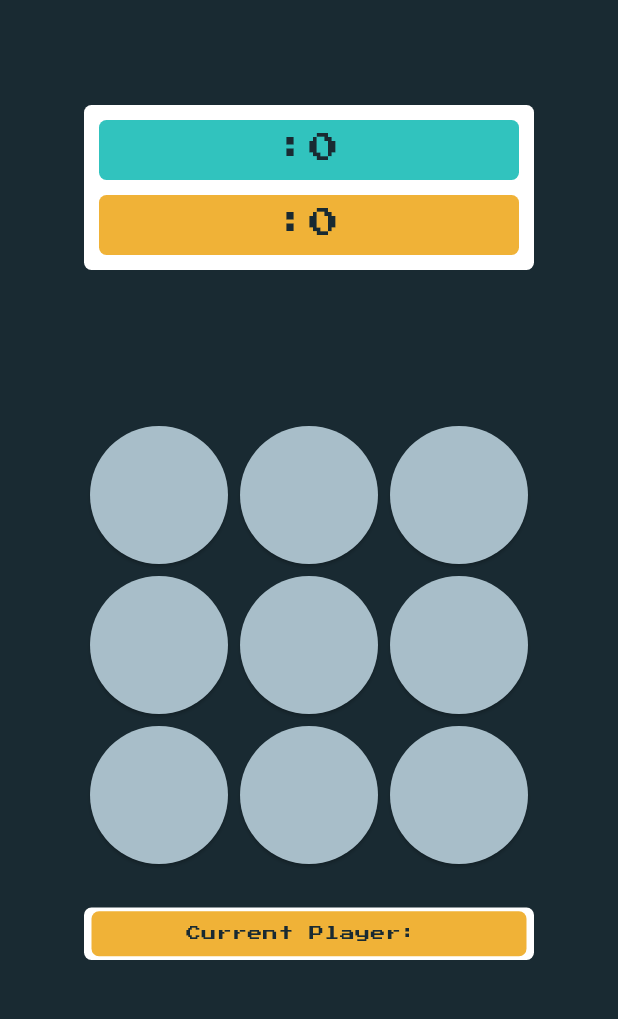
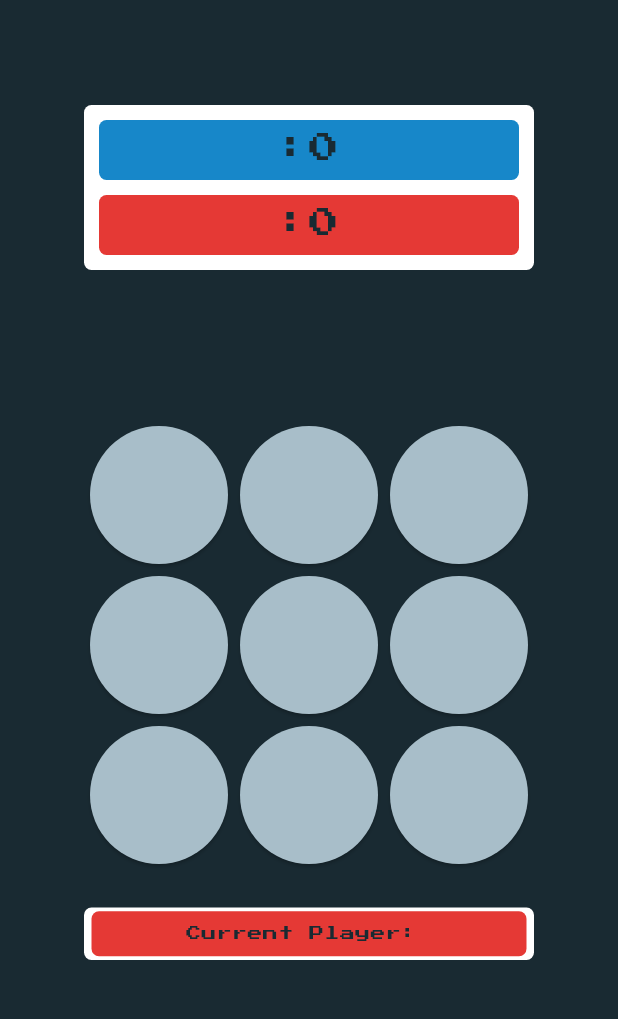
Before and after one commit to gelsonzeferino/tictactoe-Flutter, a Flutter app: the MainPage screen opened by its route, on a phone screen of 412 x 824 dp, the part 84-1103 px from its top. Run offline on Flutter 3.47's test engine with Material 3 defaults, Android fonts, the phone set to English and light mode, and no system bars; drawn by our look-alikes of google_mobile_ads; our stand-ins replace google_fonts, localization; network calls fail.

Commit message:
Atualização

```diff
--- a/lib/i18n/en_US.json
+++ b/lib/i18n/en_US.json
@@ -10,7 +10,7 @@
     "new-round": "New Round",
     "rematch-text":"Let's play one more game?",
     "new-round-text":"Let's play one more round?",
-    "no-winner":"No Winner",
+    "no-winner":"nowinner",
     "current-player":"Current Player: "
 
 }
--- a/lib/i18n/es_ES.json
+++ b/lib/i18n/es_ES.json
@@ -11,7 +11,6 @@
     "exit-button":"Salir",
     "rematch-text":"Juguemos un juego más?",
     "new-round-text":"Juguemos una ronda más?",
-    "no-winner":"Sin Ganador",
+    "no-winner":"nowinner",
     "current-player":"Jugador Actual: "
-
 }
--- a/lib/i18n/pt_BR.json
+++ b/lib/i18n/pt_BR.json
@@ -11,6 +11,7 @@
     "exit-button":"Sair",
     "rematch-text":"Vamos jogar mais uma partida?",
     "new-round-text":"Vamos jogar mais um Rodada?",
-    "no-winner":"Deu Velha",
+    "no-winner":"velha",
     "current-player":"Jogador da Vez: "
+
 }
--- a/lib/modules/home_page.dart
+++ b/lib/modules/home_page.dart
@@ -124,7 +124,6 @@ class _HomePageState extends State<HomePage> {
                       if (isLoaded) {
                         interstitialAd!.show();
                       }
-
                       Player.player1 = p1;
                       Player.player2 = p2;
                       Navigator.of(context).pushReplacementNamed('game_page');
--- a/lib/shared/Widgets/button_widget.dart
+++ b/lib/shared/Widgets/button_widget.dart
@@ -17,7 +17,7 @@ class ElevatedButtonWidget extends StatelessWidget {
   Widget build(BuildContext context) {
     return ElevatedButton(
       style: ElevatedButton.styleFrom(
-          primary: primary, shadowColor: AppColors.secondary, elevation: 5),
+          backgroundColor: primary, shadowColor: AppColors.secondary, elevation: 5),
       onPressed: onPressed,
       child: Text(text,
           style: const TextStyle(
--- a/lib/shared/Widgets/winner_widget.dart
+++ b/lib/shared/Widgets/winner_widget.dart
@@ -29,15 +29,15 @@ class WinnerWidget extends StatelessWidget {
           ListTile(
             title: Text.rich(
               TextSpan(
-                text: 'player'.i18n() + '\n' + '\n',
+                text: '${'player'.i18n()}\n\n',
                 style: (styleb),
                 children: [
-                  TextSpan(text: player + '\n', style: style),
+                  TextSpan(text: '$player\n', style: style),
                 ],
               ),
               textAlign: TextAlign.center,
             ),
-            subtitle: Player.score == 3
+            subtitle: Player.rounds == 3
                 ? Text('won-game'.i18n(),
                     textAlign: TextAlign.center, style: styleb)
                 : Text('won'.i18n(),
--- a/lib/shared/player.dart
+++ b/lib/shared/player.dart
@@ -1,11 +1,12 @@
 class Player {
   static const none = '';
-  static const X = 'X';
-  static const O = 'O';
+  static const X = 'cross';
+  static const O = 'circle';
   static var player1 = '';
   static var player2 = '';
+  static var velhaScore = 0;
   static var p1score = 0;
   static var p2score = 0;
-  static var currentPlayer = '';
-  static var score = 0;
+  static var currentPlayer = none;
+  static var rounds = 0;
 }
--- a/lib/shared/themes/colors.dart
+++ b/lib/shared/themes/colors.dart
@@ -3,6 +3,6 @@ import 'package:flutter/material.dart';
 class AppColors {
   static const primary = Color(0xFF192A32);
   static const secondary = Color(0xFFA8BEC9);
-  static const p1 = Color(0xFF31C3BE);
-  static const p2 = Color(0xFFF0B237);
+  static const p1 = Color(0xFF1787C9);
+  static const p2 = Color(0xFFE53935);
 }
```
Also changed, not shown: lib/modules/game_page.dart (+92 -21 lines), pubspec.yaml (+5 -4 lines), assets/circle.png (added), assets/cross.png (added), assets/grid.png (added), assets/nowinner.png (added), assets/velha.png (added), pubspec.lock, 7 other files.
